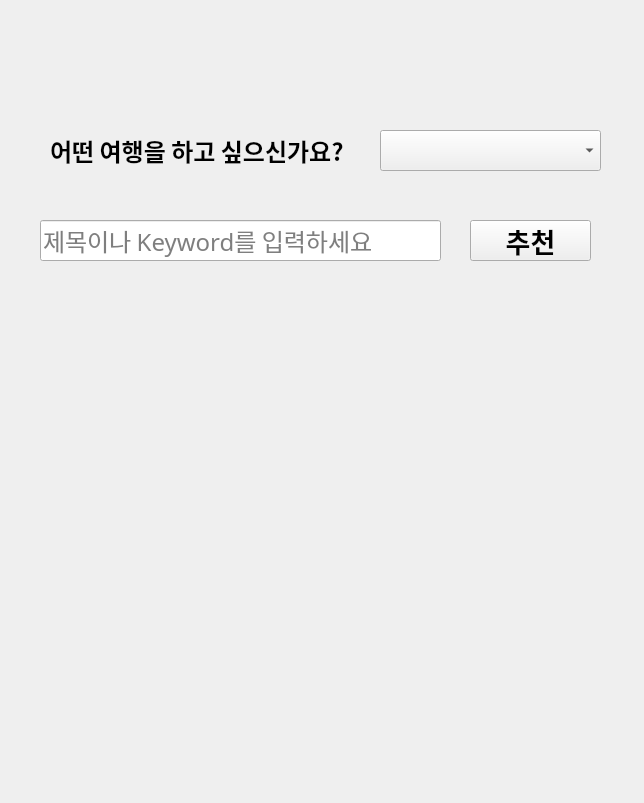
First picture: the form in trip_recomendation.ui, repository kingscrosss/travel_recommendation_tripadvisor, before the edit.
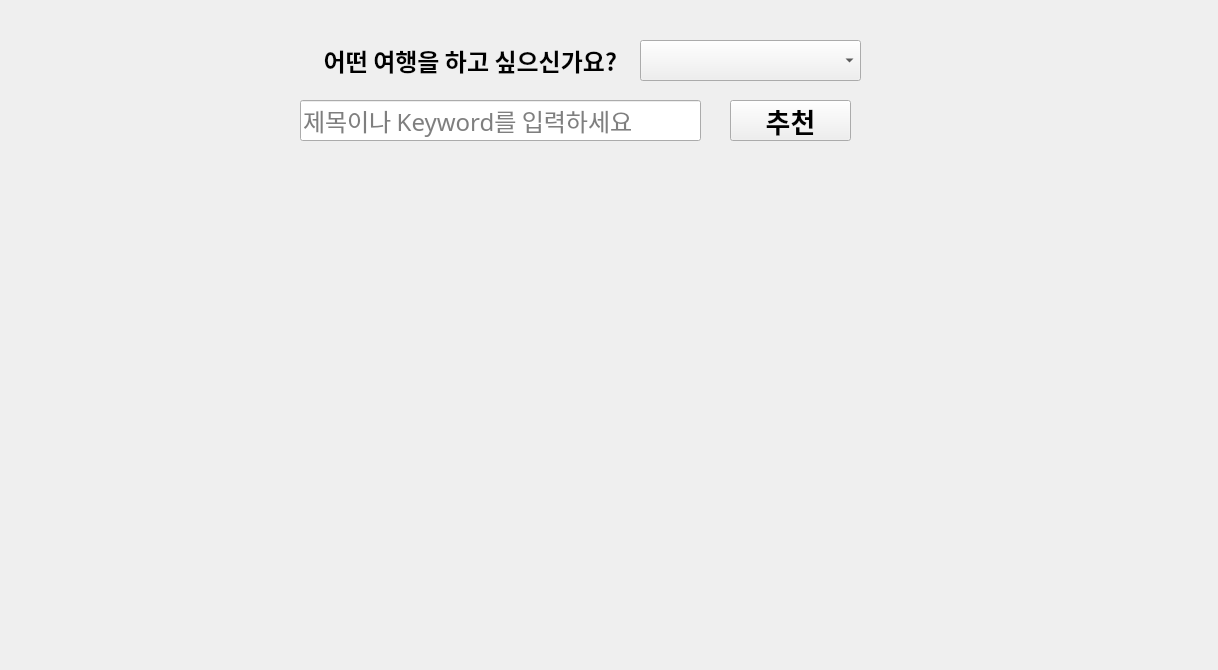
Second picture: the form after the edit.

Commit message: 최종 trip recomendation app

```diff
--- a/trip_recomendation.ui
+++ b/trip_recomendation.ui
@@ -6,8 +6,8 @@
    <rect>
     <x>0</x>
     <y>0</y>
-    <width>644</width>
-    <height>803</height>
+    <width>1218</width>
+    <height>670</height>
    </rect>
   </property>
   <property name="windowTitle">
@@ -16,10 +16,10 @@
   <widget class="QLabel" name="label">
    <property name="geometry">
     <rect>
-     <x>50</x>
-     <y>90</y>
-     <width>331</width>
-     <height>121</height>
+     <x>300</x>
+     <y>20</y>
+     <width>341</width>
+     <height>81</height>
     </rect>
    </property>
    <property name="font">
@@ -33,12 +33,15 @@
    <property name="text">
     <string>어떤 여행을 하고 싶으신가요?</string>
    </property>
+   <property name="alignment">
+    <set>Qt::AlignCenter</set>
+   </property>
   </widget>
   <widget class="QComboBox" name="comboBox">
    <property name="geometry">
     <rect>
-     <x>380</x>
-     <y>130</y>
+     <x>640</x>
+     <y>40</y>
      <width>221</width>
      <height>41</height>
     </rect>
@@ -61,8 +64,8 @@
   <widget class="QLineEdit" name="le_keyword">
    <property name="geometry">
     <rect>
-     <x>40</x>
-     <y>220</y>
+     <x>300</x>
+     <y>100</y>
      <width>401</width>
      <height>41</height>
     </rect>
@@ -86,8 +89,8 @@
   <widget class="QPushButton" name="btn_recommendation">
    <property name="geometry">
     <rect>
-     <x>470</x>
-     <y>220</y>
+     <x>730</x>
+     <y>100</y>
      <width>121</width>
      <height>41</height>
     </rect>
@@ -107,16 +110,16 @@
   <widget class="QLabel" name="lbl_recommendation">
    <property name="geometry">
     <rect>
-     <x>50</x>
-     <y>300</y>
-     <width>551</width>
-     <height>471</height>
+     <x>20</x>
+     <y>160</y>
+     <width>1171</width>
+     <height>501</height>
     </rect>
    </property>
    <property name="font">
     <font>
      <family>함초롬돋움</family>
-     <pointsize>18</pointsize>
+     <pointsize>12</pointsize>
      <weight>50</weight>
      <bold>false</bold>
     </font>
@@ -125,7 +128,7 @@
     <string/>
    </property>
    <property name="alignment">
-    <set>Qt::AlignHCenter|Qt::AlignTop</set>
+    <set>Qt::AlignLeading|Qt::AlignLeft|Qt::AlignTop</set>
    </property>
   </widget>
  </widget>
```
The commit also changes 11 other files.
